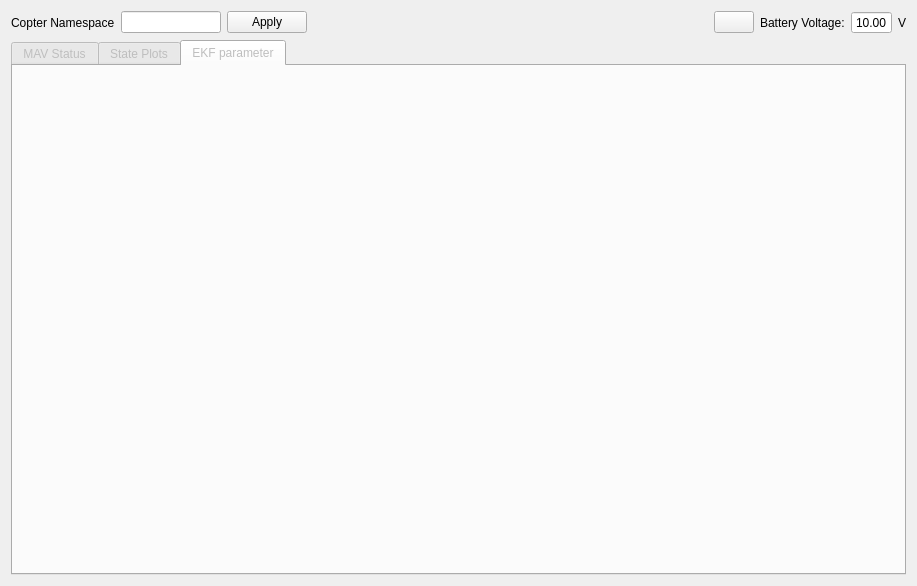
Amit10311/rqt_copter, file resource/CopterPlugin.ui: the form before one commit.
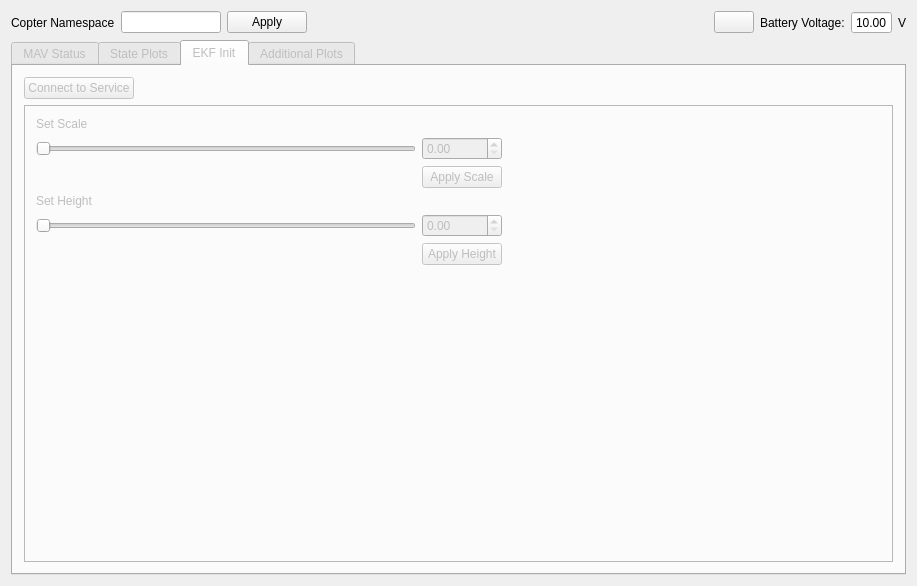
The form after the commit. The open tabs and pages were chosen to show the change.

Commit message: Integrated dynamic reconfigure for filter init

Patch:
```diff
--- a/resource/CopterPlugin.ui
+++ b/resource/CopterPlugin.ui
@@ -400,11 +400,160 @@
        </widget>
        <widget class="QWidget" name="filter_tab">
         <attribute name="title">
-         <string>EKF parameter</string>
+         <string>EKF Init</string>
         </attribute>
-        <layout class="QHBoxLayout" name="horizontalLayout">
-         <item>
-          <layout class="QVBoxLayout" name="filter_tab_layout_empty"/>
+        <layout class="QGridLayout" name="gridLayout_5">
+         <item row="0" column="1">
+          <spacer name="horizontalSpacer_3">
+           <property name="orientation">
+            <enum>Qt::Horizontal</enum>
+           </property>
+           <property name="sizeHint" stdset="0">
+            <size>
+             <width>40</width>
+             <height>20</height>
+            </size>
+           </property>
+          </spacer>
+         </item>
+         <item row="0" column="0">
+          <widget class="QPushButton" name="connect_dyn_rec">
+           <property name="text">
+            <string>Connect to Service</string>
+           </property>
+          </widget>
+         </item>
+         <item row="1" column="0" colspan="2">
+          <widget class="QFrame" name="dyn_rec_frame">
+           <property name="frameShape">
+            <enum>QFrame::StyledPanel</enum>
+           </property>
+           <property name="frameShadow">
+            <enum>QFrame::Raised</enum>
+           </property>
+           <layout class="QGridLayout" name="gridLayout_6">
+            <item row="0" column="0">
+             <layout class="QGridLayout" name="dyn_rec_frame_layout">
+              <item row="1" column="0">
+               <widget class="QSlider" name="scale_slider">
+                <property name="cursor">
+                 <cursorShape>SizeHorCursor</cursorShape>
+                </property>
+                <property name="maximum">
+                 <number>3000</number>
+                </property>
+                <property name="singleStep">
+                 <number>1</number>
+                </property>
+                <property name="orientation">
+                 <enum>Qt::Horizontal</enum>
+                </property>
+               </widget>
+              </item>
+              <item row="6" column="0">
+               <spacer name="verticalSpacer">
+                <property name="orientation">
+                 <enum>Qt::Vertical</enum>
+                </property>
+                <property name="sizeHint" stdset="0">
+                 <size>
+                  <width>20</width>
+                  <height>40</height>
+                 </size>
+                </property>
+               </spacer>
+              </item>
+              <item row="4" column="0">
+               <widget class="QSlider" name="height_slider">
+                <property name="cursor">
+                 <cursorShape>SizeHorCursor</cursorShape>
+                </property>
+                <property name="maximum">
+                 <number>2000</number>
+                </property>
+                <property name="singleStep">
+                 <number>1</number>
+                </property>
+                <property name="orientation">
+                 <enum>Qt::Horizontal</enum>
+                </property>
+               </widget>
+              </item>
+              <item row="0" column="0">
+               <widget class="QLabel" name="scale_label">
+                <property name="text">
+                 <string>Set Scale</string>
+                </property>
+               </widget>
+              </item>
+              <item row="4" column="1">
+               <widget class="QDoubleSpinBox" name="height_spin_box">
+                <property name="maximum">
+                 <double>20.000000000000000</double>
+                </property>
+                <property name="singleStep">
+                 <double>0.010000000000000</double>
+                </property>
+               </widget>
+              </item>
+              <item row="1" column="1">
+               <widget class="QDoubleSpinBox" name="scale_spin_box">
+                <property name="maximum">
+                 <double>30.000000000000000</double>
+                </property>
+                <property name="singleStep">
+                 <double>0.010000000000000</double>
+                </property>
+               </widget>
+              </item>
+              <item row="3" column="0">
+               <widget class="QLabel" name="height_label">
+                <property name="text">
+                 <string>Set Height</string>
+                </property>
+               </widget>
+              </item>
+              <item row="4" column="2">
+               <spacer name="horizontalSpacer_4">
+                <property name="orientation">
+                 <enum>Qt::Horizontal</enum>
+                </property>
+                <property name="sizeHint" stdset="0">
+                 <size>
+                  <width>40</width>
+                  <height>20</height>
+                 </size>
+                </property>
+               </spacer>
+              </item>
+              <item row="5" column="1">
+               <widget class="QPushButton" name="apply_height_button">
+                <property name="text">
+                 <string>Apply Height</string>
+                </property>
+               </widget>
+              </item>
+              <item row="2" column="1">
+               <widget class="QPushButton" name="apply_scale_button">
+                <property name="text">
+                 <string>Apply Scale</string>
+                </property>
+               </widget>
+              </item>
+             </layout>
+            </item>
+           </layout>
+          </widget>
+         </item>
+        </layout>
+       </widget>
+       <widget class="QWidget" name="additional_plots_tab">
+        <attribute name="title">
+         <string>Additional Plots</string>
+        </attribute>
+        <layout class="QGridLayout" name="gridLayout_4">
+         <item row="0" column="0">
+          <layout class="QGridLayout" name="gridLayout"/>
          </item>
         </layout>
        </widget>
```
Left out of the diff: 2 changed lines with no effect on the pictures. The commit also changes 1 other file.
